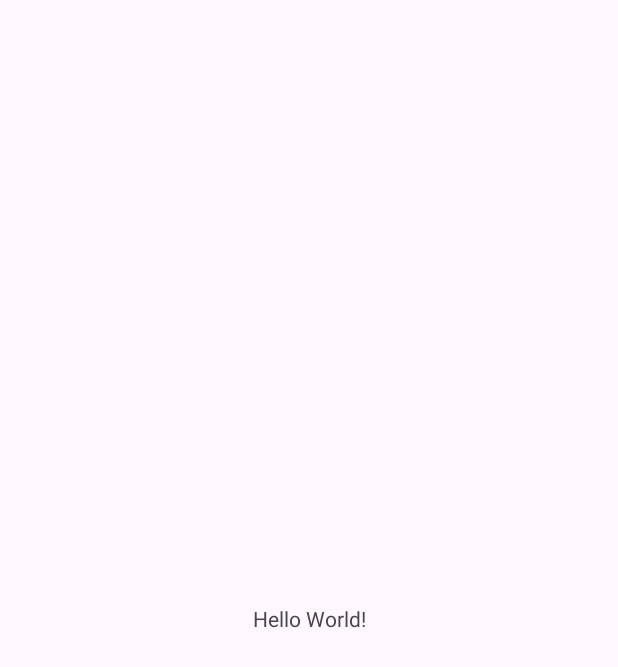
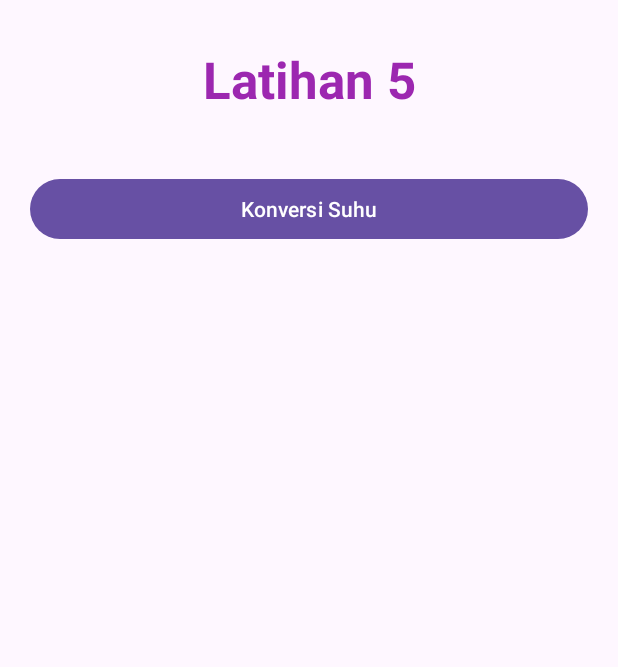
Before and after one commit to ahmadHaikal0010/PemrogramanHaikal3, an Android app: the screen it shows after launch (MainActivity), on a phone screen of 412 x 824 dp. Before the commit the part shown is almost empty. Shown: the top 667 px of the screen. Run offline under Robolectric (Android 15) with nearby library versions, the phone set to English and light mode, and no system bars.

Commit message:
update konversi suhu

```diff
--- a/app/src/main/AndroidManifest.xml
+++ b/app/src/main/AndroidManifest.xml
@@ -13,6 +13,9 @@
         android:theme="@style/Theme.Latihan5"
         tools:targetApi="31">
         <activity
+            android:name=".KonversiSuhuActivity"
+            android:exported="false" />
+        <activity
             android:name=".MainActivity"
             android:exported="true">
             <intent-filter>
--- a/app/src/main/java/com/haikal/latihan5/MainActivity.kt
+++ b/app/src/main/java/com/haikal/latihan5/MainActivity.kt
@@ -1,20 +1,34 @@
 package com.haikal.latihan5
 
+import android.content.Intent
 import android.os.Bundle
+import android.widget.Button
 import androidx.activity.enableEdgeToEdge
 import androidx.appcompat.app.AppCompatActivity
 import androidx.core.view.ViewCompat
 import androidx.core.view.WindowInsetsCompat
 
 class MainActivity : AppCompatActivity() {
+
+    private lateinit var btnKonversiSuhu : Button
+
     override fun onCreate(savedInstanceState: Bundle?) {
         super.onCreate(savedInstanceState)
         enableEdgeToEdge()
         setContentView(R.layout.activity_main)
+
+        btnKonversiSuhu = findViewById(R.id.btnKonversiSuhu)
+
         ViewCompat.setOnApplyWindowInsetsListener(findViewById(R.id.main)) { v, insets ->
             val systemBars = insets.getInsets(WindowInsetsCompat.Type.systemBars())
             v.setPadding(systemBars.left, systemBars.top, systemBars.right, systemBars.bottom)
             insets
         }
+
+        btnKonversiSuhu.setOnClickListener() {
+            var intent = Intent(this@MainActivity, KonversiSuhuActivity::class.java)
+            startActivity(intent)
+        }
+
     }
 }
--- a/app/src/main/res/layout/activity_main.xml
+++ b/app/src/main/res/layout/activity_main.xml
@@ -7,13 +7,29 @@
     android:layout_height="match_parent"
     tools:context=".MainActivity">
 
-    <TextView
-        android:layout_width="wrap_content"
-        android:layout_height="wrap_content"
-        android:text="Hello World!"
-        app:layout_constraintBottom_toBottomOf="parent"
-        app:layout_constraintEnd_toEndOf="parent"
-        app:layout_constraintStart_toStartOf="parent"
-        app:layout_constraintTop_toTopOf="parent" />
+    <LinearLayout
+        android:layout_width="match_parent"
+        android:layout_height="match_parent"
+        android:orientation="vertical">
 
+        <TextView
+            android:id="@+id/textView"
+            android:layout_width="match_parent"
+            android:layout_height="wrap_content"
+            android:layout_marginTop="30sp"
+            android:text="Latihan 5"
+            android:textAlignment="center"
+            android:textColor="#9C27B0"
+            android:textSize="34sp"
+            android:textStyle="bold" />
+
+        <Button
+            android:id="@+id/btnKonversiSuhu"
+            android:layout_width="match_parent"
+            android:layout_height="wrap_content"
+            android:layout_marginLeft="20sp"
+            android:layout_marginTop="40sp"
+            android:layout_marginRight="20sp"
+            android:text="Konversi Suhu" />
+    </LinearLayout>
 </androidx.constraintlayout.widget.ConstraintLayout>
```
Also changed, not shown: app/src/main/java/com/haikal/latihan5/KonversiSuhuActivity.kt (added, +53 -0 lines), app/src/main/res/layout/activity_konversi_suhu.xml (added, +62 -0 lines).
